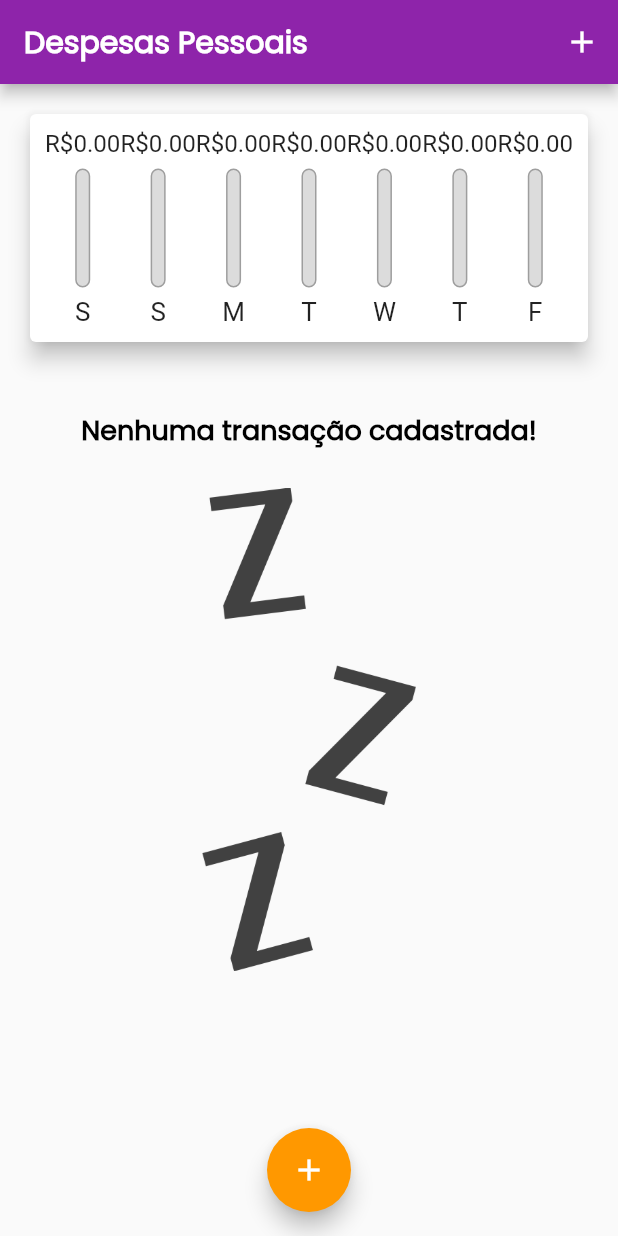
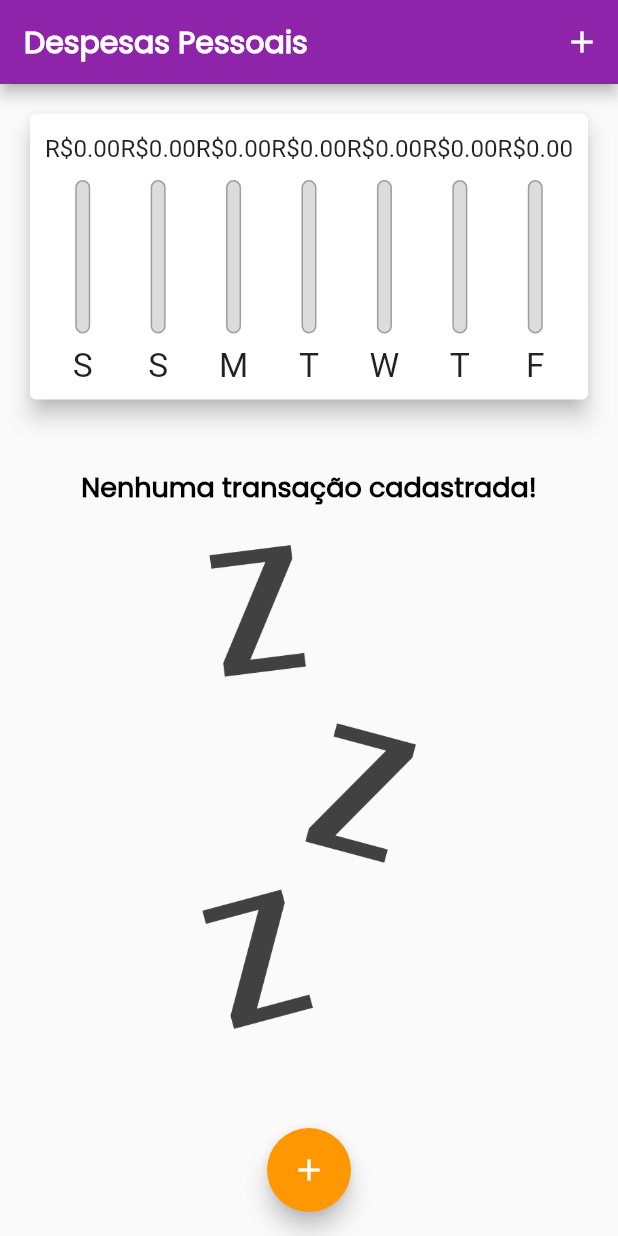
Before and after one commit to JuliaBianchi/curso_flutter, a Flutter app: the screen it shows after launch, on a phone screen of 412 x 824 dp. Run offline on Flutter 3.47's test engine with Material 2 defaults, Android fonts, the phone set to English and light mode, and no system bars; missing offline and left inert: dart:ffi.

Commit message:
feat: Adaptação para dispositivos IOS.

```diff
--- a/expenses/lib/main.dart
+++ b/expenses/lib/main.dart
@@ -1,6 +1,8 @@
+import 'dart:io';
 import 'dart:math';
 import 'package:expenses/components/chart.dart';
 import 'package:expenses/components/transaction_form.dart';
+import 'package:flutter/cupertino.dart';
 import 'package:flutter/material.dart';
 import 'components/transaction_list.dart';
 import 'models/transaction.dart';
@@ -86,72 +88,103 @@ class _MyHomePageState extends State<MyHomePage> {
     });
   }
 
+  Widget _getIconButton(IconData icon, Function() fn) {
+    return Platform.isIOS
+        ? GestureDetector(onTap: fn, child: Icon(icon))
+        : IconButton(icon: Icon(icon), onPressed: fn);
+  }
+
   @override
   Widget build(BuildContext context) {
     final mediaQuery = MediaQuery.of(context);
-    bool isLandScape = mediaQuery.orientation == Orientation.landscape;
+    bool isLandscape = mediaQuery.orientation == Orientation.landscape;
 
-    final appBar = AppBar(
-      title: Text('Despesas Pessoais'),
-      actions: [
-        IconButton(
-          icon: Icon(Icons.add),
-          onPressed: () => _openTransactionFormModal(context),
-        ),
-        if (isLandScape)
-          IconButton(
-            icon: Icon(_showChart ? Icons.list : Icons.bar_chart),
-            onPressed: () {
+    final iconList = Platform.isIOS ? CupertinoIcons.refresh : Icons.list;
+    final chartList = Platform.isIOS ? CupertinoIcons.refresh : Icons.show_chart;
+
+    final actions = [
+      if (isLandscape)
+        _getIconButton(
+          _showChart ? iconList : chartList,
+          () {
             setState(() {
               _showChart = !_showChart;
             });
           },
         ),
-      ],
+      _getIconButton(
+        Platform.isIOS ? CupertinoIcons.add : Icons.add,
+        () => _openTransactionFormModal(context),
+      ),
+    ];
+
+    final PreferredSizeWidget appBar = AppBar(
+      title: const Text('Despesas Pessoais'),
+      actions: actions,
     );
 
     final availableHeight = mediaQuery.size.height -
         appBar.preferredSize.height -
         mediaQuery.padding.top;
 
-    return Scaffold(
-      appBar: appBar,
-      body: SingleChildScrollView(
+    final bodyPage = SafeArea(
+      child: SingleChildScrollView(
         child: Column(
           crossAxisAlignment: CrossAxisAlignment.stretch,
           children: [
-            //if(isLandScape)
-            // Row(
-            //   mainAxisAlignment: MainAxisAlignment.center,
-            //   children: [
-            //     Text('Exibir Gráfico'),
-            //     Switch(
-            //       value: _showChart,
-            //       onChanged: (value) {
-            //         setState(() {
-            //           _showChart = value;
-            //         });
-            //       },
-            //     ),
-            //   ],
-            // ),
-            if (_showChart || !isLandScape)
-              Container(
-                height: availableHeight * (isLandScape ? 0.8 : 0.25),
+            // if (isLandscape)
+            //   Row(
+            //     mainAxisAlignment: MainAxisAlignment.center,
+            //     children: [
+            //       const Text('Exibir Gráfico'),
+            //       Switch.adaptive(
+            //         activeColor: Theme.of(context).colorScheme.secondary,
+            //         value: _showChart,
+            //         onChanged: (value) {
+            //           setState(() {
+            //             _showChart = value;
+            //           });
+            //         },
+            //       ),
+            //     ],
+            //   ),
+            if (_showChart || !isLandscape)
+              SizedBox(
+                height: availableHeight * (isLandscape ? 0.8 : 0.3),
                 child: Chart(_recentTransactions),
               ),
-            if (!_showChart || !isLandScape)
-              Container(
-                  height: availableHeight * (isLandScape ? 1.0 : 0.7),
-                  child: TransactionList(_transactions, _removeTransaction)),
+            if (!_showChart || !isLandscape)
+              SizedBox(
+                height: availableHeight * (isLandscape ? 1 : 0.7),
+                child: TransactionList(_transactions, _removeTransaction),
+              ),
           ],
         ),
       ),
-      floatingActionButton: FloatingActionButton(
+    );
+
+    return Platform.isIOS
+        ? CupertinoPageScaffold(
+            navigationBar: CupertinoNavigationBar(
+              middle: const Text('Despesas Pessoais'),
+              trailing: Row(
+                mainAxisSize: MainAxisSize.min,
+                children: actions,
+              ),
+            ),
+            child: bodyPage,
+          )
+        : Scaffold(
+            appBar: appBar,
+            body: bodyPage,
+            floatingActionButton: Platform.isIOS
+                ? Container()
+                : FloatingActionButton(
+                    child: const Icon(Icons.add),
                     onPressed: () => _openTransactionFormModal(context),
-        child: Icon(Icons.add),
                   ),
-      floatingActionButtonLocation: FloatingActionButtonLocation.centerFloat,
+            floatingActionButtonLocation:
+                FloatingActionButtonLocation.centerFloat,
           );
   }
 }
```
Lines whose indentation alone changed are shown as unchanged.
